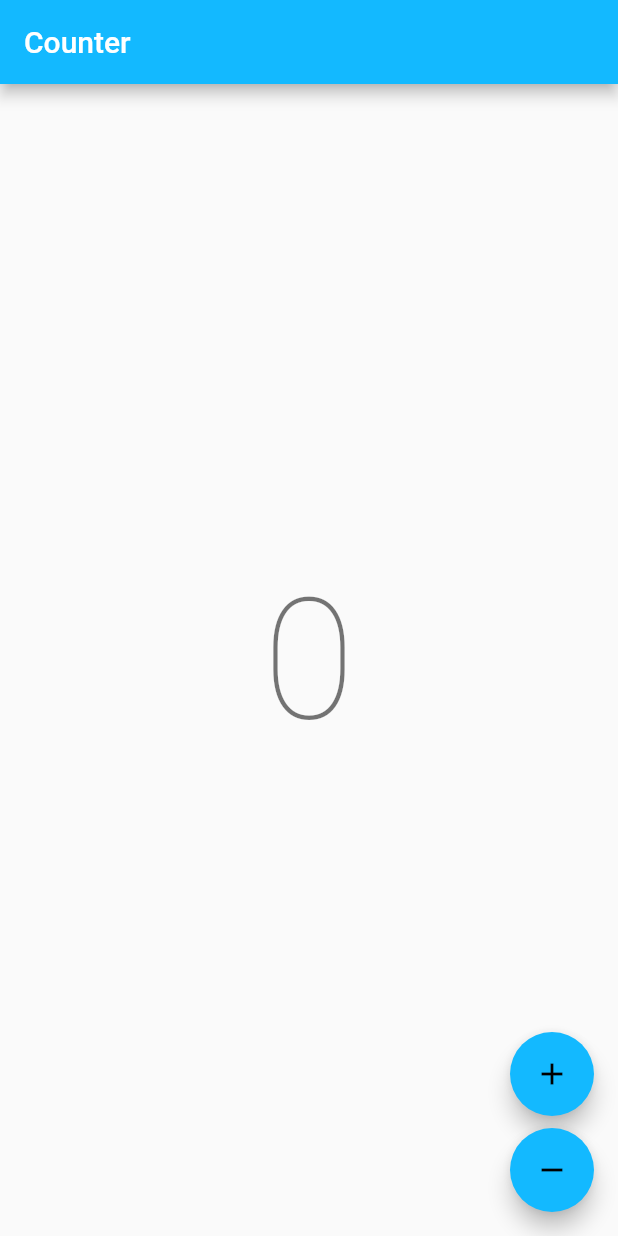
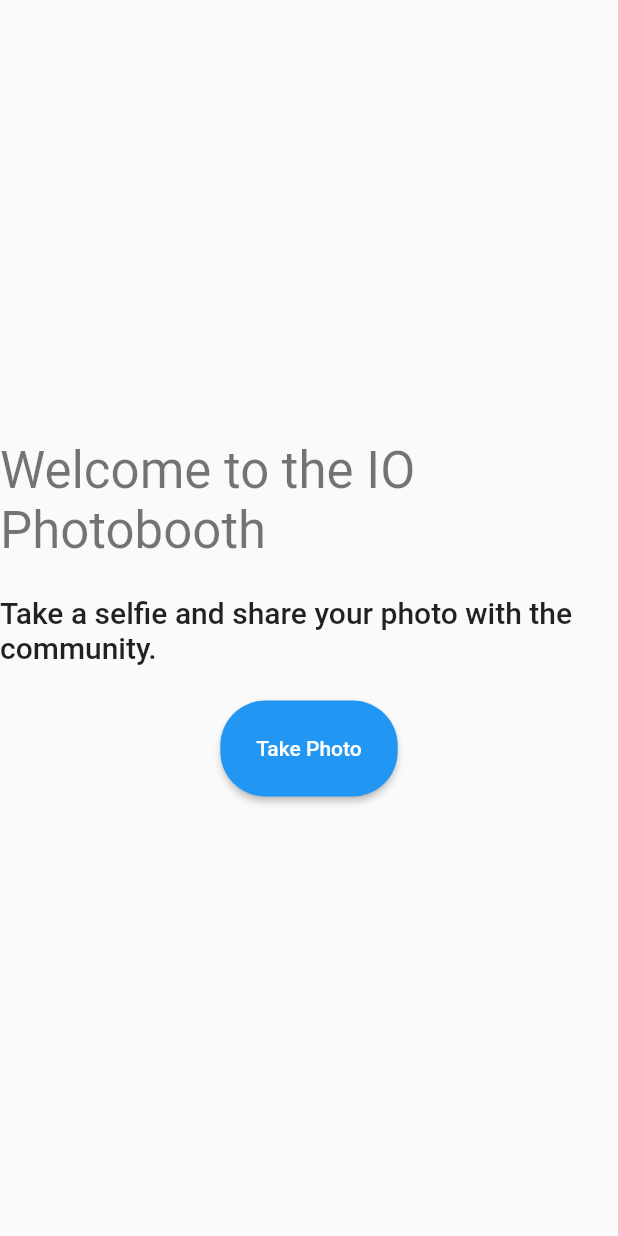
Before and after one commit to flutter/photobooth, a Flutter app: the screen it shows after launch, on a phone screen of 412 x 824 dp. Run offline on Flutter 3.47's test engine with Material 2 defaults, Android fonts, the phone set to English and light mode, and no system bars; our stand-ins replace bloc, plugin_platform_interface; missing offline and left inert: camera_platform_interface, dart:html; generated files the repository leaves out were written again.

Commit message:
feat(landing_page): create landing page scaffold (#30)

```diff
--- a/lib/app/app.dart
+++ b/lib/app/app.dart
@@ -7,7 +7,7 @@
 
 import 'package:flutter/material.dart';
 import 'package:flutter_localizations/flutter_localizations.dart';
-import 'package:io_photobooth/counter/counter.dart';
+import 'package:io_photobooth/landing/landing.dart';
 import 'package:io_photobooth/l10n/l10n.dart';
 
 class App extends StatelessWidget {
@@ -19,13 +19,21 @@ class App extends StatelessWidget {
       theme: ThemeData(
         accentColor: const Color(0xFF13B9FF),
         appBarTheme: const AppBarTheme(color: Color(0xFF13B9FF)),
+        elevatedButtonTheme: ElevatedButtonThemeData(
+          style: ElevatedButton.styleFrom(
+            shape: const RoundedRectangleBorder(
+              borderRadius: BorderRadius.all(Radius.circular(30)),
+            ),
+            padding: const EdgeInsets.all(24),
+          ),
+        ),
       ),
       localizationsDelegates: [
         AppLocalizations.delegate,
         GlobalMaterialLocalizations.delegate,
       ],
       supportedLocales: AppLocalizations.supportedLocales,
-      home: const CounterPage(),
+      home: const LandingPage(),
     );
   }
 }
--- a/lib/counter/counter.dart
+++ /dev/null
@@ -1,9 +0,0 @@
-// Copyright (c) 2021, Very Good Ventures
-// https://verygood.ventures
-//
-// Use of this source code is governed by an MIT-style
-// license that can be found in the LICENSE file or at
-// https://opensource.org/licenses/MIT.
-
-export 'cubit/counter_cubit.dart';
-export 'view/counter_page.dart';
--- a/lib/counter/cubit/counter_cubit.dart
+++ /dev/null
@@ -1,15 +0,0 @@
-// Copyright (c) 2021, Very Good Ventures
-// https://verygood.ventures
-//
-// Use of this source code is governed by an MIT-style
-// license that can be found in the LICENSE file or at
-// https://opensource.org/licenses/MIT.
-
-import 'package:bloc/bloc.dart';
-
-class CounterCubit extends Cubit<int> {
-  CounterCubit() : super(0);
-
-  void increment() => emit(state + 1);
-  void decrement() => emit(state - 1);
-}
--- a/lib/counter/view/counter_page.dart
+++ /dev/null
@@ -1,62 +0,0 @@
-// Copyright (c) 2021, Very Good Ventures
-// https://verygood.ventures
-//
-// Use of this source code is governed by an MIT-style
-// license that can be found in the LICENSE file or at
-// https://opensource.org/licenses/MIT.
-
-import 'package:flutter/material.dart';
-import 'package:flutter_bloc/flutter_bloc.dart';
-import 'package:io_photobooth/counter/counter.dart';
-import 'package:io_photobooth/l10n/l10n.dart';
-
-class CounterPage extends StatelessWidget {
-  const CounterPage({Key? key}) : super(key: key);
-
-  @override
-  Widget build(BuildContext context) {
-    return BlocProvider(
-      create: (_) => CounterCubit(),
-      child: CounterView(),
-    );
-  }
-}
-
-class CounterView extends StatelessWidget {
-  @override
-  Widget build(BuildContext context) {
-    final l10n = context.l10n;
-    return Scaffold(
-      appBar: AppBar(title: Text(l10n.counterAppBarTitle)),
-      body: const Center(child: CounterText()),
-      floatingActionButton: Column(
-        mainAxisAlignment: MainAxisAlignment.end,
-        crossAxisAlignment: CrossAxisAlignment.end,
-        children: [
-          FloatingActionButton(
-            key: const Key('counterView_increment_floatingActionButton'),
-            child: const Icon(Icons.add),
-            onPressed: () => context.read<CounterCubit>().increment(),
-          ),
-          const SizedBox(height: 8),
-          FloatingActionButton(
-            key: const Key('counterView_decrement_floatingActionButton'),
-            child: const Icon(Icons.remove),
-            onPressed: () => context.read<CounterCubit>().decrement(),
-          ),
-        ],
-      ),
-    );
-  }
-}
-
-class CounterText extends StatelessWidget {
-  const CounterText({Key? key}) : super(key: key);
-
-  @override
-  Widget build(BuildContext context) {
-    final theme = Theme.of(context);
-    final count = context.select((CounterCubit cubit) => cubit.state);
-    return Text('$count', style: theme.textTheme.headline1);
-  }
-}
--- a/lib/l10n/arb/app_en.arb
+++ b/lib/l10n/arb/app_en.arb
@@ -1,7 +1,15 @@
 {
     "@@locale": "en",
-    "counterAppBarTitle": "Counter",
-    "@counterAppBarTitle": {
-        "description": "Text shown in the AppBar of the Counter Page"
+    "landingPageHeading": "Welcome to the IO Photobooth",
+    "@landingPageHeading": {
+        "description": "Heading shown on the landing page."
+    },
+    "landingPageSubheading": "Take a selfie and share your photo with the community.",
+    "@landingPageSubheading": {
+        "description": "Subheading shown on the landing page."
+    },
+    "landingPageTakePhotoButtonText": "Take Photo",
+    "@landingPageTakePhotoButtonText": {
+        "description": "Button text shown on the landing page which navigates to the photo booth."
     }
 }
--- /dev/null
+++ b/lib/landing/landing.dart
@@ -0,0 +1 @@
+export 'view/landing_page.dart';
--- /dev/null
+++ b/lib/landing/view/landing_page.dart
@@ -0,0 +1,46 @@
+import 'package:flutter/material.dart';
+import 'package:io_photobooth/l10n/l10n.dart';
+
+class LandingPage extends StatelessWidget {
+  const LandingPage({Key? key}) : super(key: key);
+
+  @override
+  Widget build(BuildContext context) {
+    return const Scaffold(
+      body: LandingView(),
+    );
+  }
+}
+
+class LandingView extends StatelessWidget {
+  const LandingView({Key? key}) : super(key: key);
+
+  @override
+  Widget build(BuildContext context) {
+    final theme = Theme.of(context);
+    final l10n = context.l10n;
+    return Center(
+      child: SingleChildScrollView(
+        child: Column(
+          mainAxisSize: MainAxisSize.min,
+          children: [
+            Text(
+              l10n.landingPageHeading,
+              style: theme.textTheme.headline4,
+            ),
+            const SizedBox(height: 24),
+            Text(
+              l10n.landingPageSubheading,
+              style: theme.textTheme.headline6,
+            ),
+            const SizedBox(height: 24),
+            ElevatedButton(
+              child: Text(l10n.landingPageTakePhotoButtonText),
+              onPressed: () {},
+            )
+          ],
+        ),
+      ),
+    );
+  }
+}
```
Also changed, not shown: lib/l10n/arb/app_es.arb (deleted, +0 -7 lines), 4 other files.
